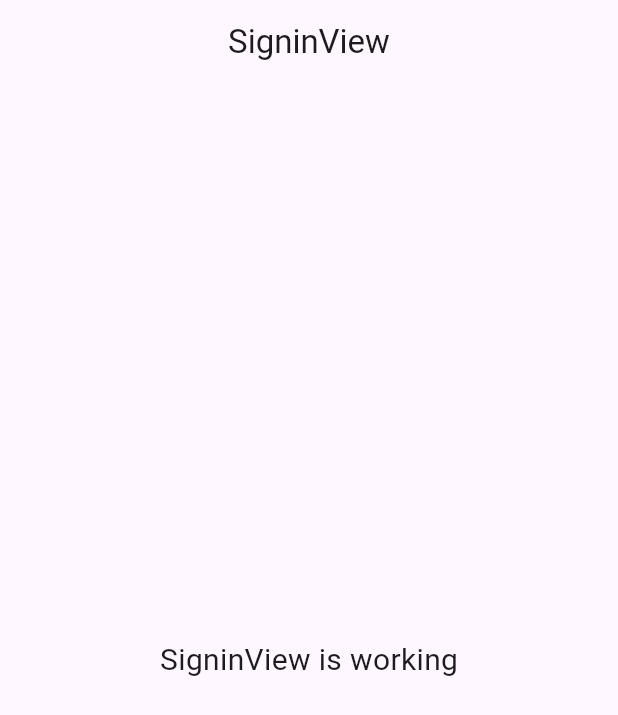
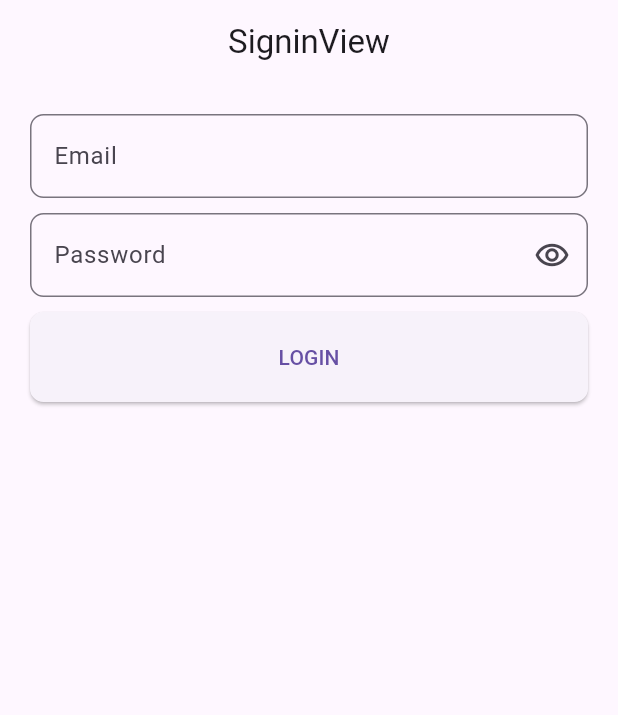
Before and after one commit to accworkfajar/Product, a Flutter app: the screen it shows after launch, on a phone screen of 412 x 824 dp. Shown: the top 715 px of the screen. Run offline on Flutter 3.47's test engine with Material 3 defaults, Android fonts, the phone set to English and light mode, and no system bars; our stand-ins replace get.

Commit message:
layouting login page

```diff
--- a/lib/app/modules/signin/controllers/signin_controller.dart
+++ b/lib/app/modules/signin/controllers/signin_controller.dart
@@ -1,23 +1,5 @@
 import 'package:get/get.dart';
 
 class SigninController extends GetxController {
-  //TODO: Implement SigninController
-
-  final count = 0.obs;
-  @override
-  void onInit() {
-    super.onInit();
-  }
-
-  @override
-  void onReady() {
-    super.onReady();
-  }
-
-  @override
-  void onClose() {
-    super.onClose();
-  }
-
-  void increment() => count.value++;
+  RxBool isHidden = true.obs;
 }
--- a/lib/app/modules/signin/views/signin_view.dart
+++ b/lib/app/modules/signin/views/signin_view.dart
@@ -5,7 +5,11 @@ import 'package:get/get.dart';
 import '../controllers/signin_controller.dart';
 
 class SigninView extends GetView<SigninController> {
-  const SigninView({super.key});
+  SigninView({super.key});
+
+  final TextEditingController emailC = TextEditingController();
+  final TextEditingController passC = TextEditingController();
+
   @override
   Widget build(BuildContext context) {
     return Scaffold(
@@ -13,11 +17,55 @@ class SigninView extends GetView<SigninController> {
         title: const Text('SigninView'),
         centerTitle: true,
       ),
-      body: const Center(
-        child: Text(
-          'SigninView is working',
-          style: TextStyle(fontSize: 20),
-        ),
+      body: ListView(
+        padding: EdgeInsets.all(20),
+        children: [
+          TextField(
+            autocorrect: false,
+            controller: emailC,
+            keyboardType: TextInputType.emailAddress,
+            decoration: InputDecoration(
+              labelText: "Email",
+              border: OutlineInputBorder(
+                borderRadius: BorderRadius.circular(9),
+              ),
+            ),
+          ),
+          const SizedBox(height: 10),
+          Obx(
+            () => TextField(
+              autocorrect: false,
+              controller: passC,
+              keyboardType: TextInputType.text,
+              obscureText: controller.isHidden.value,
+              decoration: InputDecoration(
+                labelText: "Password",
+                suffixIcon: IconButton(
+                  onPressed: () {
+                    controller.isHidden.toggle();
+                  },
+                  icon: Icon(controller.isHidden.isFalse
+                      ? Icons.remove_red_eye
+                      : Icons.remove_red_eye_outlined),
+                ),
+                border: OutlineInputBorder(
+                  borderRadius: BorderRadius.circular(9),
+                ),
+              ),
+            ),
+          ),
+          const SizedBox(height: 10),
+          ElevatedButton(
+            onPressed: () {},
+            style: ElevatedButton.styleFrom(
+              shape: RoundedRectangleBorder(
+                borderRadius: BorderRadius.circular(9),
+              ),
+              padding: const EdgeInsets.symmetric(vertical: 20),
+            ),
+            child: Text("LOGIN"),
+          ),
+        ],
       ),
     );
   }
--- a/lib/app/routes/app_pages.dart
+++ b/lib/app/routes/app_pages.dart
@@ -24,7 +24,7 @@ class AppPages {
     ),
     GetPage(
       name: _Paths.signin,
-      page: () => const SigninView(),
+      page: () => SigninView(),
       binding: SigninBinding(),
     ),
     GetPage(
```
